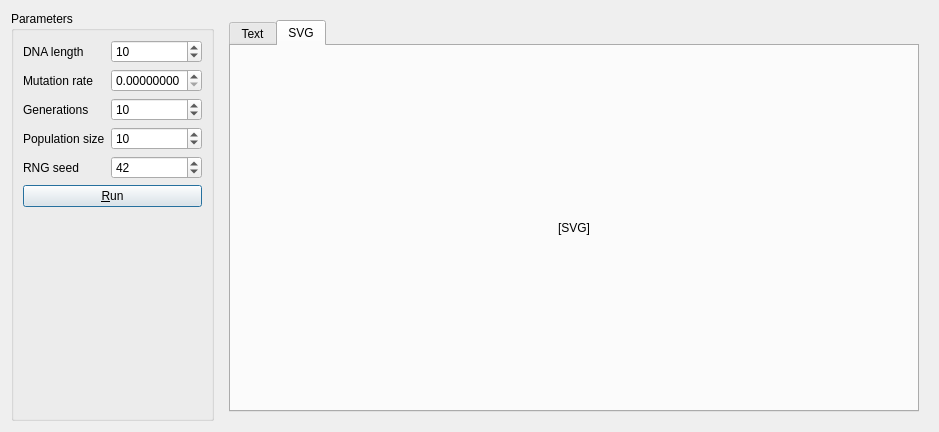
This is Tools/ToolFisherWrighter/qtfisherwrightermaindialog.ui in richelbilderbeek/ProjectRichelBilderbeek as Qt 5 draws it before an edit. The edited form follows.
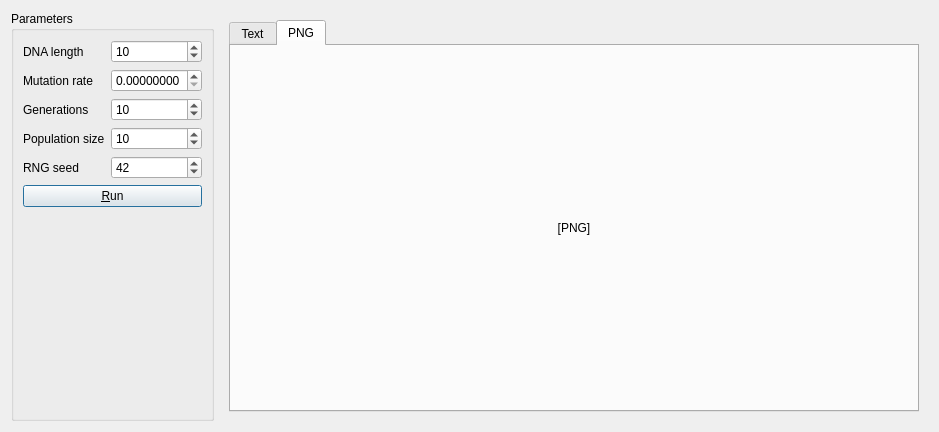
This is the edited form.

```diff
--- a/Tools/ToolFisherWrighter/qtfisherwrightermaindialog.ui
+++ b/Tools/ToolFisherWrighter/qtfisherwrightermaindialog.ui
@@ -177,13 +177,13 @@
         </widget>
         <widget class="QWidget" name="tab_svg">
          <attribute name="title">
-          <string>SVG</string>
+          <string>PNG</string>
          </attribute>
          <layout class="QGridLayout" name="gridLayout_3">
           <item row="0" column="0">
            <widget class="QLabel" name="svg_pedigree">
             <property name="text">
-             <string>[SVG]</string>
+             <string>[PNG]</string>
             </property>
             <property name="alignment">
              <set>Qt::AlignCenter</set>
```
Left out of the diff: 4 changed lines with no effect on the pictures.
